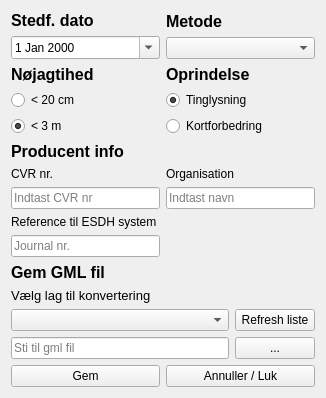
Old version of the form tinglysning_gml_dialog_base.ui in the repository danielarnason/TinglysningGml.
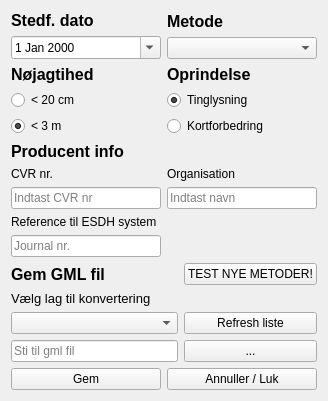
New version of the form.

Commit message: test knap tilføjet

Patch:
```diff
--- a/tinglysning_gml_dialog_base.ui
+++ b/tinglysning_gml_dialog_base.ui
@@ -6,8 +6,8 @@
    <rect>
     <x>0</x>
     <y>0</y>
-    <width>326</width>
-    <height>395</height>
+    <width>328</width>
+    <height>399</height>
    </rect>
   </property>
   <property name="windowTitle">
@@ -192,6 +192,13 @@
        </property>
       </widget>
      </item>
+     <item row="0" column="1">
+      <widget class="QPushButton" name="pushButton_5">
+       <property name="text">
+        <string>TEST NYE METODER!</string>
+       </property>
+      </widget>
+     </item>
     </layout>
    </item>
    <item row="3" column="0" colspan="2">
```
